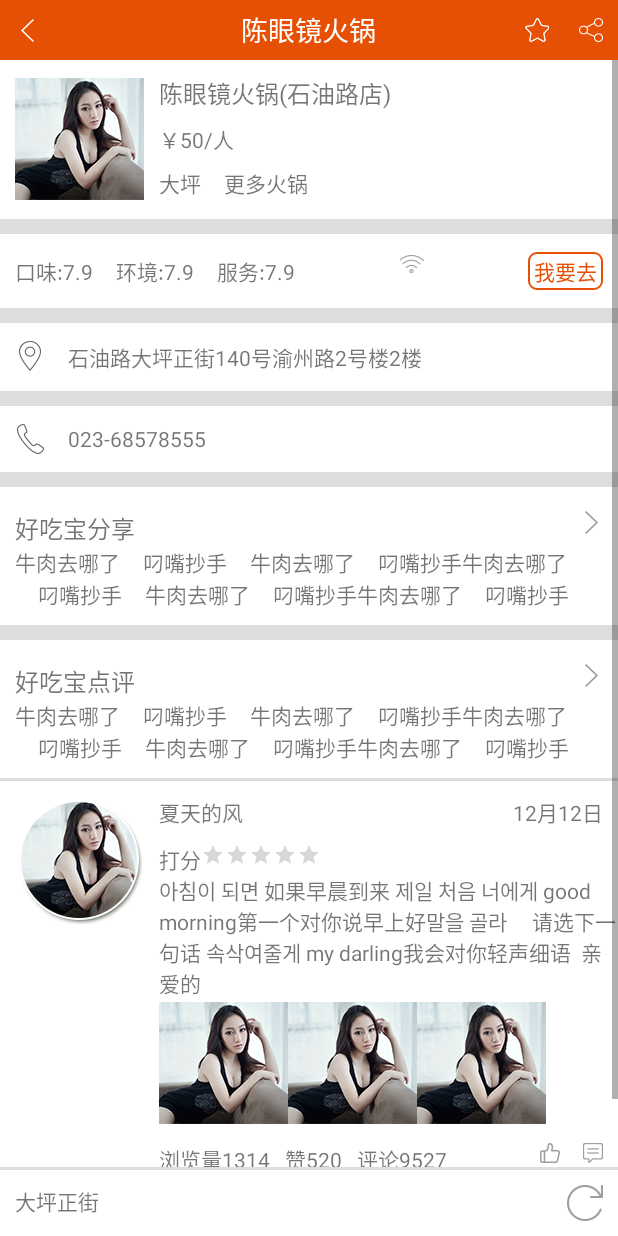
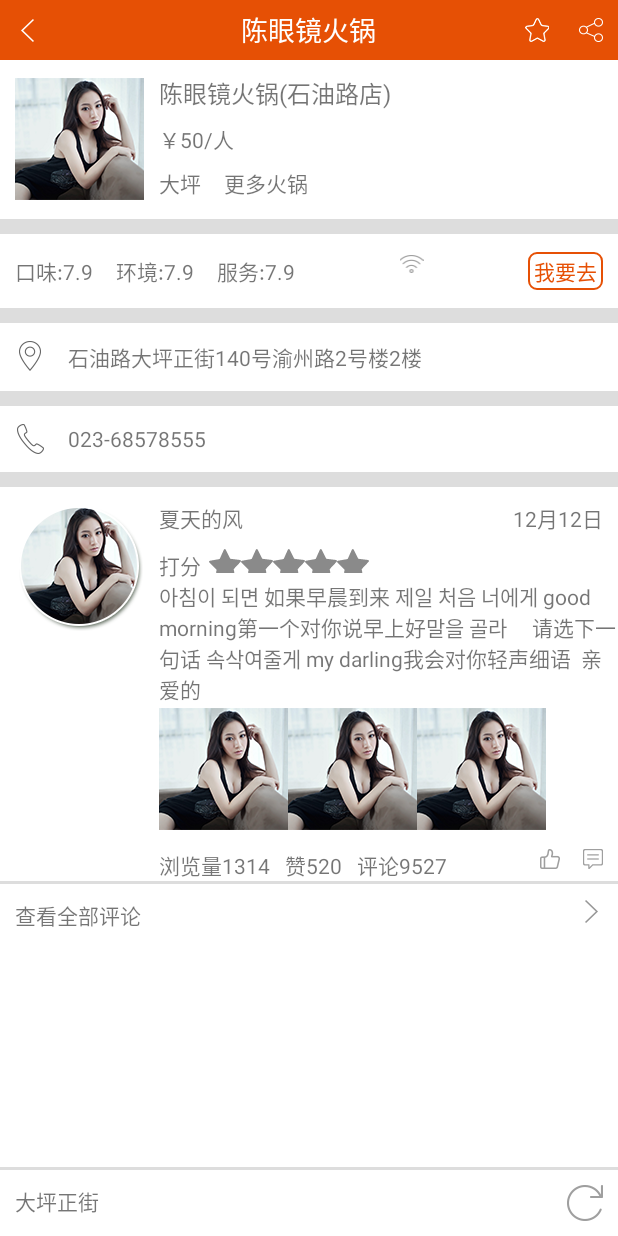
Before and after one commit to skansgai/HCB, an Android app: the HotPotDetailsActivity screen opened directly, with no data from a screen before it, on a phone screen of 412 x 824 dp. Run offline under Robolectric (Android 15) with nearby library versions, the phone set to English and light mode, and no system bars; our stand-ins replace CircleImageView.

Commit message:
首页和热门推荐

```diff
--- a/HaoChiBao/app/src/main/AndroidManifest.xml
+++ b/HaoChiBao/app/src/main/AndroidManifest.xml
@@ -19,6 +19,7 @@
         <activity android:name=".activity.NoLoginMineActivity"/>
         <activity android:name=".activity.RegisterActivity"/>
         <activity android:name=".activity.CommentActivity"/>
+        <activity android:name=".activity.RecommendActivity"/>
 
     </application>
 </manifest>
--- a/HaoChiBao/app/src/main/res/layout/activity_hot_pot_details.xml
+++ b/HaoChiBao/app/src/main/res/layout/activity_hot_pot_details.xml
@@ -245,209 +245,209 @@
                 android:layout_height="10dp"
                 android:background="@color/lineGray" />
 
-            <LinearLayout
-                android:layout_width="match_parent"
-                android:layout_height="wrap_content"
-                android:layout_marginLeft="10dp"
-                android:layout_marginTop="15dp"
-                android:orientation="horizontal">
+            <!--<LinearLayout-->
+                <!--android:layout_width="match_parent"-->
+                <!--android:layout_height="wrap_content"-->
+                <!--android:layout_marginLeft="10dp"-->
+                <!--android:layout_marginTop="15dp"-->
+                <!--android:orientation="horizontal">-->
 
-                <TextView
-                    android:layout_width="0dp"
-                    android:layout_height="wrap_content"
-                    android:layout_weight="1"
-                    android:text="好吃宝分享"
-                    android:textSize="@dimen/font_32" />
+                <!--<TextView-->
+                    <!--android:layout_width="0dp"-->
+                    <!--android:layout_height="wrap_content"-->
+                    <!--android:layout_weight="1"-->
+                    <!--android:text="好吃宝分享"-->
+                    <!--android:textSize="@dimen/font_32" />-->
 
-                <ImageView
-                    android:layout_width="wrap_content"
-                    android:layout_height="wrap_content"
-                    android:paddingRight="10dp"
-                    android:src="@mipmap/e_resize" />
-            </LinearLayout>
+                <!--<ImageView-->
+                    <!--android:layout_width="wrap_content"-->
+                    <!--android:layout_height="wrap_content"-->
+                    <!--android:paddingRight="10dp"-->
+                    <!--android:src="@mipmap/e_resize" />-->
+            <!--</LinearLayout>-->
 
-            <com.haochibao.utill.view.FlowLayout
-                android:layout_width="match_parent"
-                android:layout_height="wrap_content"
-                android:layout_marginBottom="10dp"
-                android:layout_marginLeft="10dp"
-                android:layout_marginRight="10dp">
+            <!--<com.haochibao.utill.view.FlowLayout-->
+                <!--android:layout_width="match_parent"-->
+                <!--android:layout_height="wrap_content"-->
+                <!--android:layout_marginBottom="10dp"-->
+                <!--android:layout_marginLeft="10dp"-->
+                <!--android:layout_marginRight="10dp">-->
 
-                <TextView
-                    android:layout_width="wrap_content"
-                    android:layout_height="wrap_content"
-                    android:text="牛肉去哪了"
-                    android:textSize="@dimen/font_28" />
+                <!--<TextView-->
+                    <!--android:layout_width="wrap_content"-->
+                    <!--android:layout_height="wrap_content"-->
+                    <!--android:text="牛肉去哪了"-->
+                    <!--android:textSize="@dimen/font_28" />-->
 
-                <TextView
-                    android:layout_width="wrap_content"
-                    android:layout_height="wrap_content"
-                    android:layout_marginLeft="15dp"
-                    android:text="叼嘴抄手"
-                    android:textSize="@dimen/font_28" />
+                <!--<TextView-->
+                    <!--android:layout_width="wrap_content"-->
+                    <!--android:layout_height="wrap_content"-->
+                    <!--android:layout_marginLeft="15dp"-->
+                    <!--android:text="叼嘴抄手"-->
+                    <!--android:textSize="@dimen/font_28" />-->
 
-                <TextView
-                    android:layout_width="wrap_content"
-                    android:layout_height="wrap_content"
-                    android:layout_marginLeft="15dp"
-                    android:text="牛肉去哪了"
-                    android:textSize="@dimen/font_28" />
+                <!--<TextView-->
+                    <!--android:layout_width="wrap_content"-->
+                    <!--android:layout_height="wrap_content"-->
+                    <!--android:layout_marginLeft="15dp"-->
+                    <!--android:text="牛肉去哪了"-->
+                    <!--android:textSize="@dimen/font_28" />-->
 
-                <TextView
-                    android:layout_width="wrap_content"
-                    android:layout_height="wrap_content"
-                    android:layout_marginLeft="15dp"
-                    android:text="叼嘴抄手"
-                    android:textSize="@dimen/font_28" />
+                <!--<TextView-->
+                    <!--android:layout_width="wrap_content"-->
+                    <!--android:layout_height="wrap_content"-->
+                    <!--android:layout_marginLeft="15dp"-->
+                    <!--android:text="叼嘴抄手"-->
+                    <!--android:textSize="@dimen/font_28" />-->
 
-                <TextView
-                    android:layout_width="wrap_content"
-                    android:layout_height="wrap_content"
-                    android:text="牛肉去哪了"
-                    android:textSize="@dimen/font_28" />
+                <!--<TextView-->
+                    <!--android:layout_width="wrap_content"-->
+                    <!--android:layout_height="wrap_content"-->
+                    <!--android:text="牛肉去哪了"-->
+                    <!--android:textSize="@dimen/font_28" />-->
 
-                <TextView
-                    android:layout_width="wrap_content"
-                    android:layout_height="wrap_content"
-                    android:layout_marginLeft="15dp"
-                    android:text="叼嘴抄手"
-                    android:textSize="@dimen/font_28" />
+                <!--<TextView-->
+                    <!--android:layout_width="wrap_content"-->
+                    <!--android:layout_height="wrap_content"-->
+                    <!--android:layout_marginLeft="15dp"-->
+                    <!--android:text="叼嘴抄手"-->
+                    <!--android:textSize="@dimen/font_28" />-->
 
-                <TextView
-                    android:layout_width="wrap_content"
-                    android:layout_height="wrap_content"
-                    android:layout_marginLeft="15dp"
-                    android:text="牛肉去哪了"
-                    android:textSize="@dimen/font_28" />
+                <!--<TextView-->
+                    <!--android:layout_width="wrap_content"-->
+                    <!--android:layout_height="wrap_content"-->
+                    <!--android:layout_marginLeft="15dp"-->
+                    <!--android:text="牛肉去哪了"-->
+                    <!--android:textSize="@dimen/font_28" />-->
 
-                <TextView
-                    android:layout_width="wrap_content"
-                    android:layout_height="wrap_content"
-                    android:layout_marginLeft="15dp"
-                    android:text="叼嘴抄手"
-                    android:textSize="@dimen/font_28" />
+                <!--<TextView-->
+                    <!--android:layout_width="wrap_content"-->
+                    <!--android:layout_height="wrap_content"-->
+                    <!--android:layout_marginLeft="15dp"-->
+                    <!--android:text="叼嘴抄手"-->
+                    <!--android:textSize="@dimen/font_28" />-->
 
-                <TextView
-                    android:layout_width="wrap_content"
-                    android:layout_height="wrap_content"
-                    android:text="牛肉去哪了"
-                    android:textSize="@dimen/font_28" />
+                <!--<TextView-->
+                    <!--android:layout_width="wrap_content"-->
+                    <!--android:layout_height="wrap_content"-->
+                    <!--android:text="牛肉去哪了"-->
+                    <!--android:textSize="@dimen/font_28" />-->
 
-                <TextView
-                    android:layout_width="wrap_content"
-                    android:layout_height="wrap_content"
-                    android:layout_marginLeft="15dp"
-                    android:text="叼嘴抄手"
-                    android:textSize="@dimen/font_28" />
+                <!--<TextView-->
+                    <!--android:layout_width="wrap_content"-->
+                    <!--android:layout_height="wrap_content"-->
+                    <!--android:layout_marginLeft="15dp"-->
+                    <!--android:text="叼嘴抄手"-->
+                    <!--android:textSize="@dimen/font_28" />-->
 
-            </com.haochibao.utill.view.FlowLayout>
+            <!--</com.haochibao.utill.view.FlowLayout>-->
 
-            <View
-                android:layout_width="match_parent"
-                android:layout_height="10dp"
-                android:background="@color/lineGray" />
+            <!--<View-->
+                <!--android:layout_width="match_parent"-->
+                <!--android:layout_height="10dp"-->
+                <!--android:background="@color/lineGray" />-->
 
-            <LinearLayout
-                android:layout_width="match_parent"
-                android:layout_height="wrap_content"
-                android:layout_marginLeft="10dp"
-                android:layout_marginTop="15dp"
-                android:orientation="horizontal">
+            <!--<LinearLayout-->
+                <!--android:layout_width="match_parent"-->
+                <!--android:layout_height="wrap_content"-->
+                <!--android:layout_marginLeft="10dp"-->
+                <!--android:layout_marginTop="15dp"-->
+                <!--android:orientation="horizontal">-->
 
-                <TextView
-                    android:layout_width="0dp"
-                    android:layout_height="wrap_content"
-                    android:layout_weight="1"
-                    android:text="好吃宝点评"
-                    android:textSize="@dimen/font_32" />
+                <!--<TextView-->
+                    <!--android:layout_width="0dp"-->
+                    <!--android:layout_height="wrap_content"-->
+                    <!--android:layout_weight="1"-->
+                    <!--android:text="好吃宝点评"-->
+                    <!--android:textSize="@dimen/font_32" />-->
 
-                <ImageView
-                    android:layout_width="wrap_content"
-                    android:layout_height="wrap_content"
-                    android:paddingRight="10dp"
-                    android:src="@mipmap/e_resize" />
-            </LinearLayout>
+                <!--<ImageView-->
+                    <!--android:layout_width="wrap_content"-->
+                    <!--android:layout_height="wrap_content"-->
+                    <!--android:paddingRight="10dp"-->
+                    <!--android:src="@mipmap/e_resize" />-->
+            <!--</LinearLayout>-->
 
-            <com.haochibao.utill.view.FlowLayout
-                android:layout_width="match_parent"
-                android:layout_height="wrap_content"
-                android:layout_marginLeft="10dp"
-                android:layout_marginRight="10dp">
+            <!--<com.haochibao.utill.view.FlowLayout-->
+                <!--android:layout_width="match_parent"-->
+                <!--android:layout_height="wrap_content"-->
+                <!--android:layout_marginLeft="10dp"-->
+                <!--android:layout_marginRight="10dp">-->
 
-                <TextView
-                    android:layout_width="wrap_content"
-                    android:layout_height="wrap_content"
-                    android:text="牛肉去哪了"
-                    android:textSize="@dimen/font_28" />
+                <!--<TextView-->
+                    <!--android:layout_width="wrap_content"-->
+                    <!--android:layout_height="wrap_content"-->
+                    <!--android:text="牛肉去哪了"-->
+                    <!--android:textSize="@dimen/font_28" />-->
 
-                <TextView
-                    android:layout_width="wrap_content"
-                    android:layout_height="wrap_content"
-                    android:layout_marginLeft="15dp"
-                    android:text="叼嘴抄手"
-                    android:textSize="@dimen/font_28" />
+                <!--<TextView-->
+                    <!--android:layout_width="wrap_content"-->
+                    <!--android:layout_height="wrap_content"-->
+                    <!--android:layout_marginLeft="15dp"-->
+                    <!--android:text="叼嘴抄手"-->
+                    <!--android:textSize="@dimen/font_28" />-->
 
-                <TextView
-                    android:layout_width="wrap_content"
-                    android:layout_height="wrap_content"
-                    android:layout_marginLeft="15dp"
-                    android:text="牛肉去哪了"
-                    android:textSize="@dimen/font_28" />
+                <!--<TextView-->
+                    <!--android:layout_width="wrap_content"-->
+                    <!--android:layout_height="wrap_content"-->
+                    <!--android:layout_marginLeft="15dp"-->
+                    <!--android:text="牛肉去哪了"-->
+                    <!--android:textSize="@dimen/font_28" />-->
 
-                <TextView
-                    android:layout_width="wrap_content"
-                    android:layout_height="wrap_content"
-                    android:layout_marginLeft="15dp"
-                    android:text="叼嘴抄手"
-                    android:textSize="@dimen/font_28" />
+                <!--<TextView-->
+                    <!--android:layout_width="wrap_content"-->
+                    <!--android:layout_height="wrap_content"-->
+                    <!--android:layout_marginLeft="15dp"-->
+                    <!--android:text="叼嘴抄手"-->
+                    <!--android:textSize="@dimen/font_28" />-->
 
-                <TextView
-                    android:layout_width="wrap_content"
-                    android:layout_height="wrap_content"
-                    android:text="牛肉去哪了"
-                    android:textSize="@dimen/font_28" />
+                <!--<TextView-->
+                    <!--android:layout_width="wrap_content"-->
+                    <!--android:layout_height="wrap_content"-->
+                    <!--android:text="牛肉去哪了"-->
+                    <!--android:textSize="@dimen/font_28" />-->
 
-                <TextView
-                    android:layout_width="wrap_content"
-                    android:layout_height="wrap_content"
-                    android:layout_marginLeft="15dp"
-                    android:text="叼嘴抄手"
-                    android:textSize="@dimen/font_28" />
+                <!--<TextView-->
+                    <!--android:layout_width="wrap_content"-->
+                    <!--android:layout_height="wrap_content"-->
+                    <!--android:layout_marginLeft="15dp"-->
+                    <!--android:text="叼嘴抄手"-->
+                    <!--android:textSize="@dimen/font_28" />-->
 
-                <TextView
-                    android:layout_width="wrap_content"
-                    android:layout_height="wrap_content"
-                    android:layout_marginLeft="15dp"
-                    android:text="牛肉去哪了"
-                    android:textSize="@dimen/font_28" />
+                <!--<TextView-->
+                    <!--android:layout_width="wrap_content"-->
+                    <!--android:layout_height="wrap_content"-->
+                    <!--android:layout_marginLeft="15dp"-->
+                    <!--android:text="牛肉去哪了"-->
+                    <!--android:textSize="@dimen/font_28" />-->
 
-                <TextView
-                    android:layout_width="wrap_content"
-                    android:layout_height="wrap_content"
-                    android:layout_marginLeft="15dp"
-                    android:text="叼嘴抄手"
-                    android:textSize="@dimen/font_28" />
+                <!--<TextView-->
+                    <!--android:layout_width="wrap_content"-->
+                    <!--android:layout_height="wrap_content"-->
+                    <!--android:layout_marginLeft="15dp"-->
+                    <!--android:text="叼嘴抄手"-->
+                    <!--android:textSize="@dimen/font_28" />-->
 
-                <TextView
-                    android:layout_width="wrap_content"
-                    android:layout_height="wrap_content"
-                    android:text="牛肉去哪了"
-                    android:textSize="@dimen/font_28" />
+                <!--<TextView-->
+                    <!--android:layout_width="wrap_content"-->
+                    <!--android:layout_height="wrap_content"-->
+                    <!--android:text="牛肉去哪了"-->
+                    <!--android:textSize="@dimen/font_28" />-->
 
-                <TextView
-                    android:layout_width="wrap_content"
-                    android:layout_height="wrap_content"
-                    android:layout_marginLeft="15dp"
-                    android:text="叼嘴抄手"
-                    android:textSize="@dimen/font_28" />
+                <!--<TextView-->
+                    <!--android:layout_width="wrap_content"-->
+                    <!--android:layout_height="wrap_content"-->
+                    <!--android:layout_marginLeft="15dp"-->
+                    <!--android:text="叼嘴抄手"-->
+                    <!--android:textSize="@dimen/font_28" />-->
 
-            </com.haochibao.utill.view.FlowLayout>
+            <!--</com.haochibao.utill.view.FlowLayout>-->
 
-            <View
-                android:layout_width="match_parent"
-                android:layout_height="2dp"
-                android:layout_marginTop="10dp"
-                android:background="@color/lineGray" />
+            <!--<View-->
+                <!--android:layout_width="match_parent"-->
+                <!--android:layout_height="2dp"-->
+                <!--android:layout_marginTop="10dp"-->
+                <!--android:background="@color/lineGray" />-->
 
             <LinearLayout
                 android:layout_width="match_parent"
@@ -497,11 +497,12 @@
                             android:text="打分" />
 
                         <RatingBar
-                            style="@style/Base.Widget.AppCompat.RatingBar.Small"
+                            style="@style/roomRatingBar"
                             android:layout_width="wrap_content"
                             android:layout_height="wrap_content"
                             android:numStars="5"
-                            android:stepSize="0.5" />
+                            android:stepSize="0.5"
+                            android:layout_marginLeft="5dp"/>
 
                     </LinearLayout>
 
--- a/HaoChiBao/app/src/main/res/layout/activity_recommend.xml
+++ b/HaoChiBao/app/src/main/res/layout/activity_recommend.xml
@@ -211,7 +211,7 @@
         android:background="@color/lineGray"/>
 
     <ListView
-        android:id="@+id/sub_list_view"
+        android:id="@+id/recommend_list_view"
         android:layout_width="match_parent"
         android:layout_height="0dp"
         android:layout_weight="1"
```
Also changed, not shown: HaoChiBao/app/src/main/java/com/haochibao/activity/RecommendActivity.java (added, +65 -0 lines), HaoChiBao/app/src/main/res/layout/activity_homepage.xml (+28 -11 lines), HaoChiBao/app/src/main/res/layout/item_recommend.xml (+14 -0 lines).
